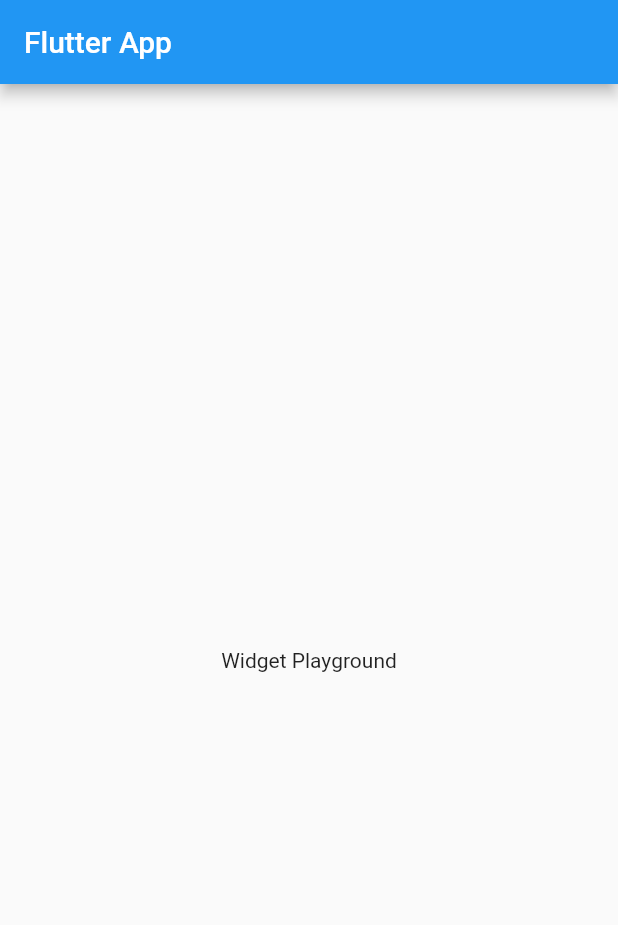
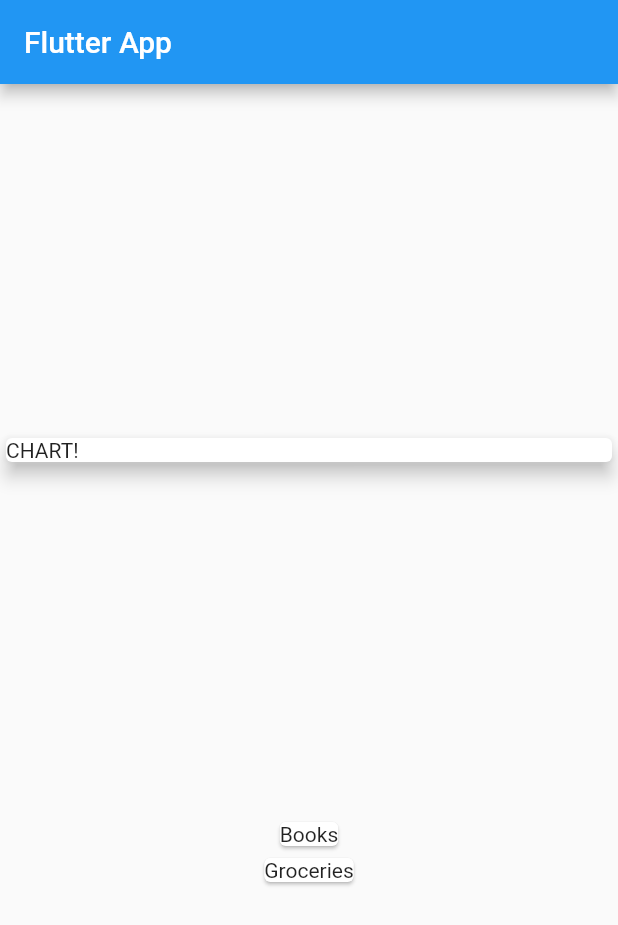
Before and after one commit to RitikaT19/expense-tracker, a Flutter app: the screen it shows after launch, on a phone screen of 412 x 824 dp. Shown: the top 925 px of the screen. Run offline on Flutter 3.47's test engine with Material 2 defaults, Android fonts, the phone set to English and light mode, and no system bars.

Commit message:
feat: added card for transaction

```diff
--- a/lib/main.dart
+++ b/lib/main.dart
@@ -1,4 +1,5 @@
 import 'package:flutter/material.dart';
+import 'transaction.dart';
 
 void main() => runApp(MyApp());
 
@@ -13,14 +14,31 @@ class MyApp extends StatelessWidget {
 }
 
 class MyHomePage extends StatelessWidget {
+  final List<Transaction> transactions = [
+    Transaction(id: 't1', title: 'Books', amount: 400.00, date: DateTime.now()),
+    Transaction(id: 't2', title: 'Groceries', amount: 300.00, date: DateTime.now())
+  ];
   @override
   Widget build(BuildContext context) {
     return Scaffold(
         appBar: AppBar(
           title: Text('Flutter App'),
         ),
-        body: Center(
-          child: Text('Widget Playground'),
+        body: Column(
+          mainAxisAlignment: MainAxisAlignment.spaceEvenly,
+          crossAxisAlignment: CrossAxisAlignment.stretch,
+          children: <Widget>[
+            Container(
+              width: double.infinity,
+              child: Card(
+                child: Text('CHART!'),
+                elevation: 5,
+              ),
+            ),
+            Column(children: transactions.map((tx){
+              return Card(child: Text( tx.title),);
+            }).toList(),)
+          ],
         ));
   }
 }
--- /dev/null
+++ b/lib/transaction.dart
@@ -0,0 +1,12 @@
+class Transaction {
+  late String id;
+  late String title;
+  late double amount;
+  late DateTime date;
+
+  Transaction(
+      {required this.id,
+      required this.title,
+      required this.amount,
+      required this.date});
+}
```
